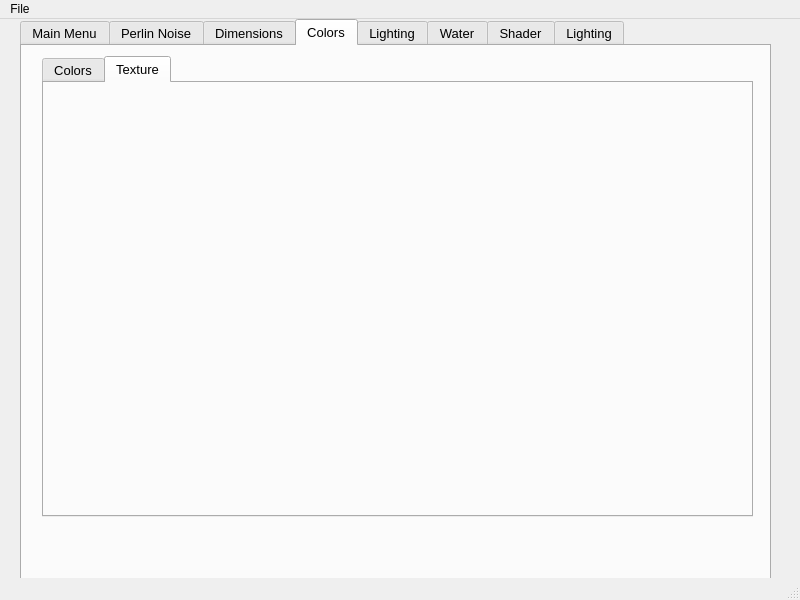
The window that pyqt5-gui/gui.ui (KatyT12/Random-3DTerrain-Generator) describes before a commit, drawn with Qt 5.
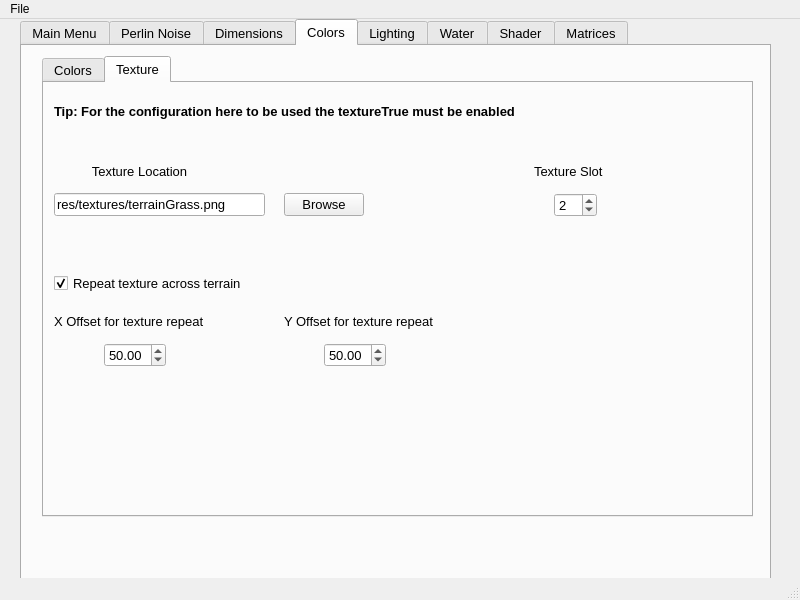
The same window after the commit. The open tabs and pages were chosen to show the change. Icons and pictures are not drawn.

Commit message: Gui mainly done, now need to add the functionality

Diff of the .ui file:
```diff
--- a/pyqt5-gui/gui.ui
+++ b/pyqt5-gui/gui.ui
@@ -1087,6 +1087,174 @@
        <attribute name="title">
         <string>Texture</string>
        </attribute>
+       <widget class="QPushButton" name="textureLocationBrowse">
+        <property name="geometry">
+         <rect>
+          <x>240</x>
+          <y>110</y>
+          <width>80</width>
+          <height>23</height>
+         </rect>
+        </property>
+        <property name="text">
+         <string>Browse</string>
+        </property>
+       </widget>
+       <widget class="QLineEdit" name="textureLocation">
+        <property name="geometry">
+         <rect>
+          <x>10</x>
+          <y>110</y>
+          <width>211</width>
+          <height>23</height>
+         </rect>
+        </property>
+        <property name="text">
+         <string>res/textures/terrainGrass.png</string>
+        </property>
+       </widget>
+       <widget class="QLabel" name="textureLocationLabel">
+        <property name="geometry">
+         <rect>
+          <x>20</x>
+          <y>80</y>
+          <width>151</width>
+          <height>16</height>
+         </rect>
+        </property>
+        <property name="text">
+         <string>Texture Location</string>
+        </property>
+        <property name="alignment">
+         <set>Qt::AlignCenter</set>
+        </property>
+       </widget>
+       <widget class="QLabel" name="textureTip">
+        <property name="geometry">
+         <rect>
+          <x>10</x>
+          <y>20</y>
+          <width>591</width>
+          <height>16</height>
+         </rect>
+        </property>
+        <property name="font">
+         <font>
+          <pointsize>10</pointsize>
+          <weight>75</weight>
+          <bold>true</bold>
+         </font>
+        </property>
+        <property name="text">
+         <string>Tip: For the configuration here to be used the textureTrue must be enabled</string>
+        </property>
+       </widget>
+       <widget class="QCheckBox" name="textureRepeat">
+        <property name="geometry">
+         <rect>
+          <x>10</x>
+          <y>190</y>
+          <width>221</width>
+          <height>21</height>
+         </rect>
+        </property>
+        <property name="text">
+         <string>Repeat texture across terrain</string>
+        </property>
+        <property name="checked">
+         <bool>true</bool>
+        </property>
+       </widget>
+       <widget class="QDoubleSpinBox" name="xTextureRepeatPffset">
+        <property name="geometry">
+         <rect>
+          <x>60</x>
+          <y>260</y>
+          <width>62</width>
+          <height>24</height>
+         </rect>
+        </property>
+        <property name="minimum">
+         <double>10.000000000000000</double>
+        </property>
+        <property name="maximum">
+         <double>1000.000000000000000</double>
+        </property>
+        <property name="value">
+         <double>50.000000000000000</double>
+        </property>
+       </widget>
+       <widget class="QDoubleSpinBox" name="yTextureRepeatOffset">
+        <property name="geometry">
+         <rect>
+          <x>280</x>
+          <y>260</y>
+          <width>62</width>
+          <height>24</height>
+         </rect>
+        </property>
+        <property name="minimum">
+         <double>10.000000000000000</double>
+        </property>
+        <property name="maximum">
+         <double>1000.000000000000000</double>
+        </property>
+        <property name="value">
+         <double>50.000000000000000</double>
+        </property>
+       </widget>
+       <widget class="QLabel" name="xTextureRepeatOffsetLabel">
+        <property name="geometry">
+         <rect>
+          <x>10</x>
+          <y>230</y>
+          <width>181</width>
+          <height>16</height>
+         </rect>
+        </property>
+        <property name="text">
+         <string>X Offset for texture repeat</string>
+        </property>
+       </widget>
+       <widget class="QLabel" name="yTextureRepeatOffsetLabel">
+        <property name="geometry">
+         <rect>
+          <x>240</x>
+          <y>230</y>
+          <width>181</width>
+          <height>16</height>
+         </rect>
+        </property>
+        <property name="text">
+         <string>Y Offset for texture repeat</string>
+        </property>
+       </widget>
+       <widget class="QSpinBox" name="textureSlot">
+        <property name="geometry">
+         <rect>
+          <x>510</x>
+          <y>110</y>
+          <width>43</width>
+          <height>24</height>
+         </rect>
+        </property>
+        <property name="value">
+         <number>2</number>
+        </property>
+       </widget>
+       <widget class="QLabel" name="textureSlotLabel">
+        <property name="geometry">
+         <rect>
+          <x>490</x>
+          <y>80</y>
+          <width>81</width>
+          <height>16</height>
+         </rect>
+        </property>
+        <property name="text">
+         <string>Texture Slot</string>
+        </property>
+       </widget>
       </widget>
      </widget>
     </widget>
@@ -1105,9 +1273,9 @@
       <string>Shader</string>
      </attribute>
     </widget>
-    <widget class="QWidget" name="Lighting">
+    <widget class="QWidget" name="Matrices">
      <attribute name="title">
-      <string>Lighting</string>
+      <string>Matrices</string>
      </attribute>
     </widget>
    </widget>
```
Left out of the diff: 279 changed lines with no effect on the pictures. The commit also changes 1 other file.
